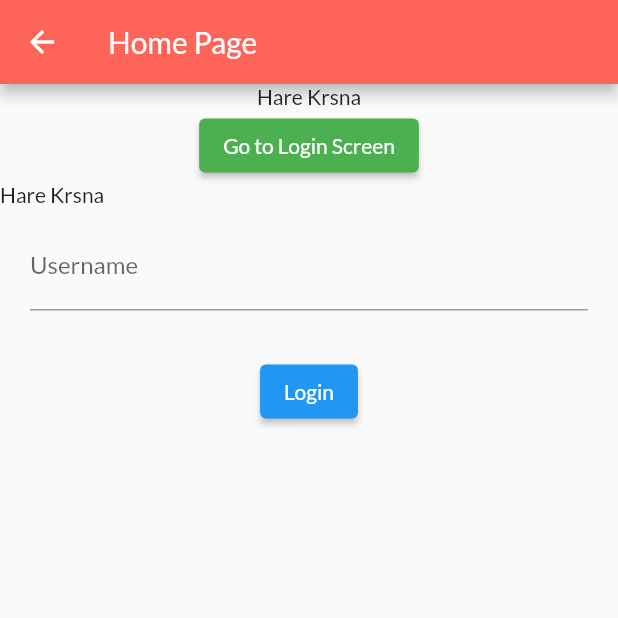
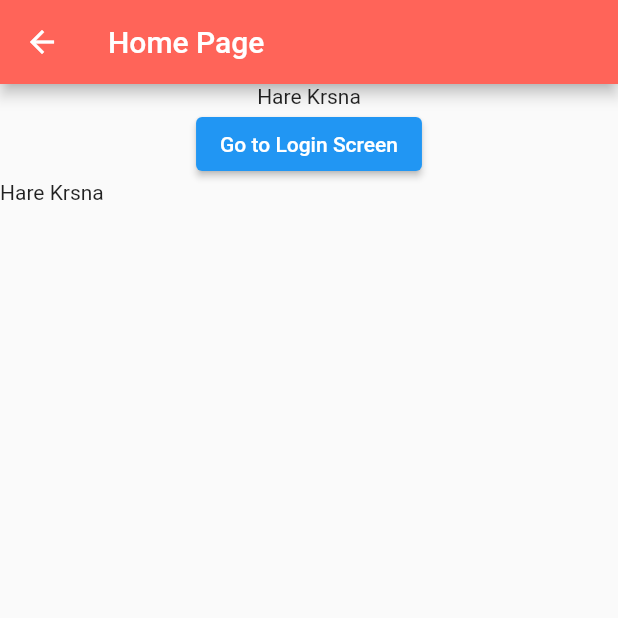
Before and after one commit to MonikaBhasin7/flutternoob, a Flutter app: the screen it shows after launch, on a phone screen of 412 x 824 dp, the top half of it. Run offline on Flutter 3.47's test engine with Material 2 defaults, Android fonts, the phone set to English and light mode, and no system bars.

Commit message:
Revert "GoogleFOnts, SizedBox, padding, command + ."
This reverts commit 4779af05d9008df2908c4967e9fa598f9da74193.

```diff
--- a/lib/main.dart
+++ b/lib/main.dart
@@ -1,7 +1,6 @@
 import 'package:flutter/material.dart';
 import 'package:flutternoob/pages/home_page.dart';
 import 'package:flutternoob/pages/login_page.dart';
-import 'package:google_fonts/google_fonts.dart';
 
 void main() {
   runApp(MyApp());
@@ -17,8 +16,6 @@ class MyApp extends StatelessWidget {
         "/home": (context) => HomePage(),
         "/login": (context) => LoginPage()
       },
-      theme: ThemeData(
-          primarySwatch: Colors.blue, textTheme: GoogleFonts.latoTextTheme()),
     );
   }
 }
--- a/lib/pages/home_page.dart
+++ b/lib/pages/home_page.dart
@@ -19,9 +19,6 @@ class HomePage extends StatelessWidget {
           ),
           Container(
             child: ElevatedButton(
-              style: ButtonStyle(
-                backgroundColor: MaterialStateProperty.all<Color>(Colors.green),
-              ),
               child: Text("Go to Login Screen"),
               onPressed: () {
                 Navigator.pushNamed(context, '/login');
@@ -36,19 +33,7 @@ class HomePage extends StatelessWidget {
                 )
               ],
             ),
-          ),
-          Container(
-            padding: EdgeInsets.symmetric(vertical: 10.0, horizontal: 20.0),
-            alignment: Alignment.center,
-            child: TextFormField(
-              decoration: InputDecoration(
-                  hintText: "Enter Username", labelText: "Username"),
-            ),
-          ),
-          SizedBox(
-            height: 20.0,
-          ),
-          ElevatedButton(onPressed: () {}, child: Text("Login"))
+          )
         ],
       )),
     );
--- a/pubspec.yaml
+++ b/pubspec.yaml
@@ -29,9 +29,6 @@ environment:
 dependencies:
   flutter:
     sdk: flutter
-
-    #google fonts.
-  google_fonts: ^2.3.1
 
 
   # The following adds the Cupertino Icons font to your application.
```
Also changed, not shown: pubspec.lock, 4 other files.
